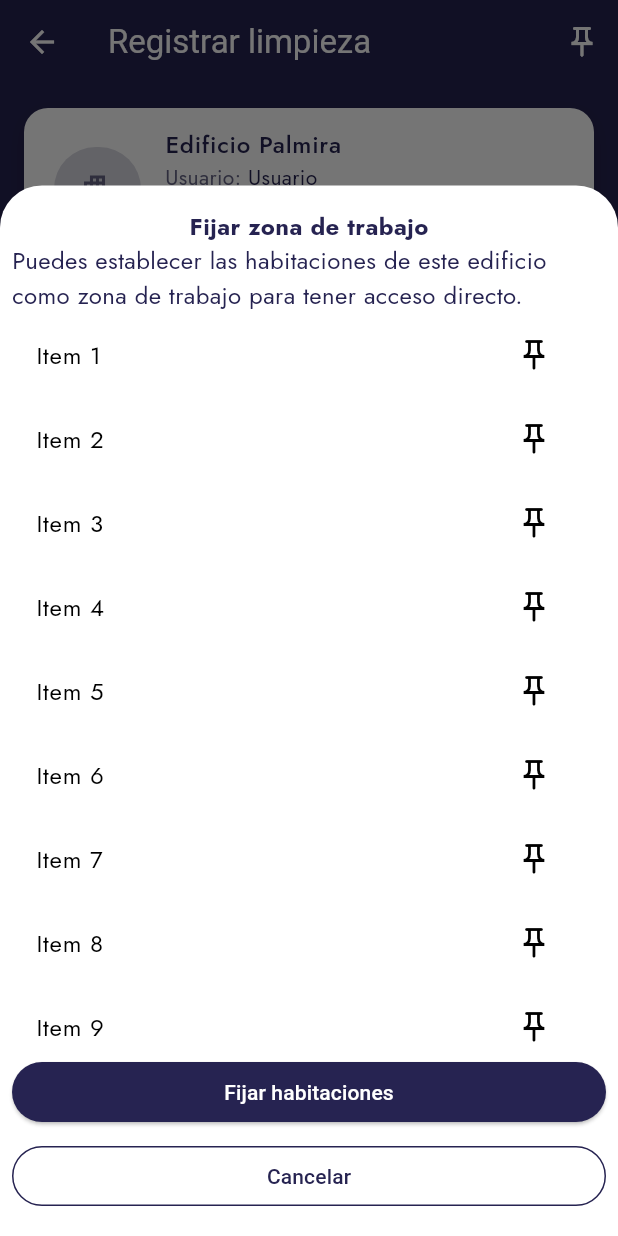
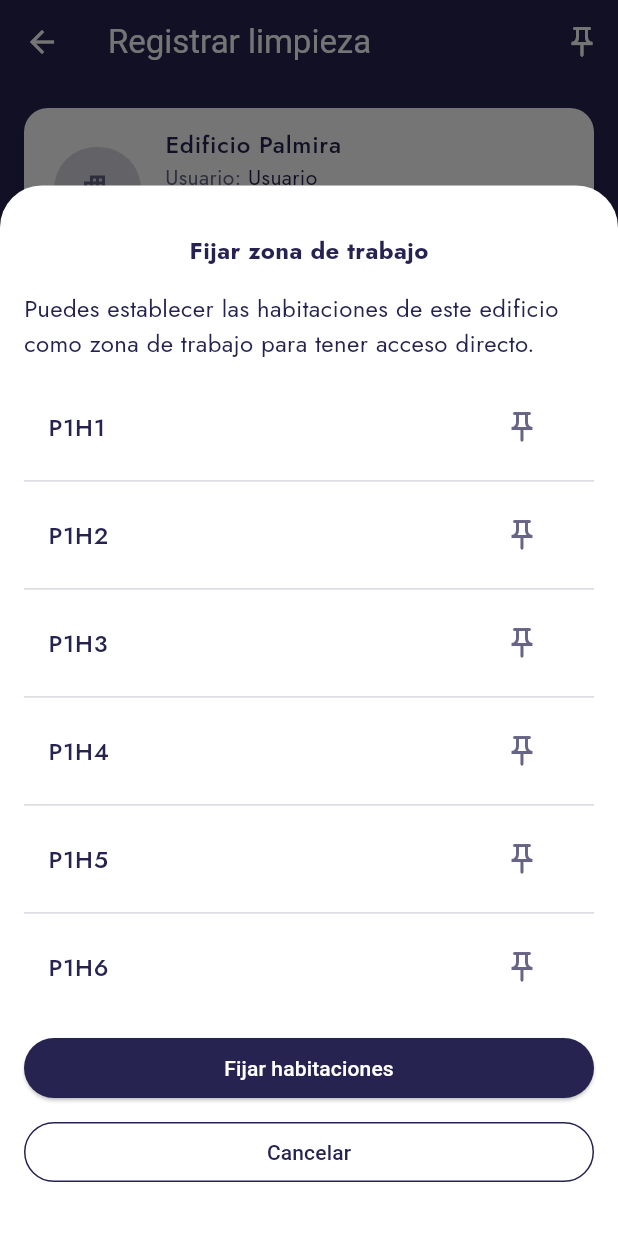
Before and after one commit to EmilianoChofis/Mobile-CleanCheck, a Flutter app: the MaidBuildingScreen screen opened directly, after a tap on the "push pin" icon, on a phone screen of 412 x 824 dp. Run offline on Flutter 3.47's test engine with Material 3 defaults, Android fonts, the phone set to English and light mode, and no system bars; our stand-ins replace bloc, dio, equatable, flutter_bloc, shared_preferences; accounts and stored records are empty.

Commit message:
[ADD] reestructura del bottom sheet

```diff
--- a/lib/modules/maid/maid_building_screen.dart
+++ b/lib/modules/maid/maid_building_screen.dart
@@ -1,6 +1,5 @@
 import 'package:flutter/material.dart';
 import 'package:mobile_clean_check/widgets/widgets.dart';
-import 'package:mobile_clean_check/core/theme/themes.dart';
 
 class MaidBuildingScreen extends StatefulWidget {
   const MaidBuildingScreen({super.key});
@@ -12,8 +11,6 @@ class MaidBuildingScreen extends StatefulWidget {
 class _MaidBuildingScreenState extends State<MaidBuildingScreen> {
   final ValueNotifier<String?> selectedRoomNotifier =
       ValueNotifier<String?>(null);
-
-  final redColor = ColorSchemes.error;
 
   @override
   Widget build(BuildContext context) {
@@ -39,6 +36,7 @@ class _MaidBuildingScreenState extends State<MaidBuildingScreen> {
             },
           ),
         ),
+        title: 'Habitaciones',
         filters: Column(
           crossAxisAlignment: CrossAxisAlignment.start,
           children: [
@@ -71,14 +69,7 @@ class _MaidBuildingScreenState extends State<MaidBuildingScreen> {
         ),
         actions: Row(
           children: [
-            CcButtonWidget(
-              buttonType: ButtonType.outlined,
-              prefixIcon: const Icon(Icons.warning_amber),
-              label: 'Reportar',
-              isLoading: false,
-              color: redColor,
-              onPressed: () {},
-            ),
+            const CcReportButtonWidget(),
             const SizedBox(width: 8.0),
             Expanded(
               child: CcButtonWidget(
--- /dev/null
+++ b/lib/widgets/atoms/cc_title_screen_widget.dart
@@ -0,0 +1,13 @@
+import 'package:flutter/material.dart';
+import 'package:mobile_clean_check/core/theme/themes.dart';
+
+class CcTitleScreenWidget extends StatelessWidget {
+  final String title;
+  const CcTitleScreenWidget({required this.title, super.key});
+
+  @override
+  Widget build(BuildContext context) {
+    return
+      Text(title, style: TextThemes.lightTextTheme.headlineSmall);
+  }
+}
--- a/lib/widgets/molecules/cc_rooms_sheet_content_widget.dart
+++ b/lib/widgets/molecules/cc_rooms_sheet_content_widget.dart
@@ -1,4 +1,6 @@
 import 'package:flutter/material.dart';
+import 'package:mobile_clean_check/core/theme/themes.dart';
+import 'package:mobile_clean_check/widgets/widgets.dart';
 
 class CcRoomsSheetContentWidget extends StatefulWidget {
   final List<String> items;
@@ -18,20 +20,32 @@ class CcRoomsSheetContentWidget extends StatefulWidget {
 }
 
 class _CcRoomsSheetContentWidgetState extends State<CcRoomsSheetContentWidget> {
+  final primaryColor = ColorSchemes.primary;
+  final secondaryColor = ColorSchemes.secondary;
+
   @override
   Widget build(BuildContext context) {
     return ListView.builder(
       shrinkWrap: true,
-      itemCount: widget.items.length,
+      itemCount: widget.items.length * 2 - 1,
       itemBuilder: (context, index) {
-        final item = widget.items[index];
+        if (index.isOdd) {
+          return const CcDividerWidget();
+        } else {
+          final itemIndex = index ~/ 2;
+          final item = widget.items[itemIndex];
           final isPinned = widget.tempPinnedItems.contains(item);
+
           return ListTile(
-          title: Text(item),
+            title: Text(
+              item,
+              style:
+                  TextStyle(color: primaryColor, fontWeight: FontWeight.w500),
+            ),
             trailing: IconButton(
               icon: Icon(
                 isPinned ? Icons.push_pin : Icons.push_pin_outlined,
-              color: isPinned ? Colors.blue : null,
+                color: secondaryColor,
               ),
               onPressed: () {
                 setState(() {
@@ -40,6 +54,7 @@ class _CcRoomsSheetContentWidgetState extends State<CcRoomsSheetContentWidget> {
               },
             ),
           );
+        }
       },
     );
   }
--- a/lib/widgets/molecules/cc_pin_button_widget.dart
+++ b/lib/widgets/organisms/cc_pin_button_widget.dart
@@ -9,30 +9,29 @@ class CcPinButtonWidget extends StatefulWidget {
 }
 
 class _CcPinButtonWidgetState extends State<CcPinButtonWidget> {
+  Set<String> pinnedItems = {};
+  Set<String> tempPinnedItems = {};
+
   void _showBottomSheet(BuildContext context) {
     List<String> items = [
-      "Item 1",
-      "Item 2",
-      "Item 3",
-      "Item 4",
-      "Item 5",
-      "Item 6",
-      "Item 7",
-      "Item 8",
-      "Item 9",
-      "Item 10",
-      "Item 11",
-      "Item 12",
+      'P1H1',
+      'P1H2',
+      'P1H3',
+      'P1H4',
+      'P1H5',
+      'P1H6',
+      'P1H7',
+      'P1H8',
+      'P1H9',
     ];
-    Set<String> pinnedItems = {};
-    Set<String> tempPinnedItems = Set<String>.from(pinnedItems);
 
     showModalBottomSheet(
       context: context,
       isScrollControlled: true,
       isDismissible: false,
-      constraints:
-          BoxConstraints(maxHeight: MediaQuery.of(context).size.height * 0.85),
+      constraints: BoxConstraints(
+        maxHeight: MediaQuery.of(context).size.height * 0.85,
+      ),
       enableDrag: false,
       builder: (context) {
         return StatefulBuilder(
@@ -54,16 +53,37 @@ class _CcPinButtonWidgetState extends State<CcPinButtonWidget> {
                   });
                 },
               ),
-              onCancel: () => Navigator.pop(context),
-              onSave: () {
-                setState(() => pinnedItems = Set<String>.from(tempPinnedItems));
-                Navigator.pop(context);
-              },
+              actions: Column(
+                children: [
+                  CcButtonWidget(
+                    buttonType: ButtonType.elevated,
+                    onPressed: _onSave,
+                    label: "Fijar habitaciones",
+                    isLoading: false,
+                  ),
+                  const SizedBox(height: 8.0),
+                  CcButtonWidget(
+                    buttonType: ButtonType.outlined,
+                    onPressed: _onCancel,
+                    label: "Cancelar",
+                    isLoading: false,
+                  ),
+                ],
+              ),
             );
           },
         );
       },
     );
+  }
+
+  void _onSave() {
+    setState(() => pinnedItems = Set<String>.from(tempPinnedItems));
+    Navigator.pop(context);
+  }
+
+  void _onCancel() {
+    Navigator.pop(context);
   }
 
   @override
--- /dev/null
+++ b/lib/widgets/organisms/cc_report_button_widget.dart
@@ -0,0 +1,84 @@
+import 'package:flutter/material.dart';
+import 'package:mobile_clean_check/widgets/widgets.dart';
+import 'package:mobile_clean_check/core/theme/themes.dart';
+
+class CcReportButtonWidget extends StatefulWidget {
+  const CcReportButtonWidget({super.key});
+
+  @override
+  State<CcReportButtonWidget> createState() => _CcReportButtonWidgetState();
+}
+
+class _CcReportButtonWidgetState extends State<CcReportButtonWidget> {
+  final redColor = ColorSchemes.error;
+  final secondaryColor = ColorSchemes.secondary;
+
+  Widget _buildText(String text) {
+    return Text(
+      text,
+      style: TextStyle(color: secondaryColor),
+    );
+  }
+
+  void _showBottomSheet(BuildContext context) {
+    showModalBottomSheet(
+      context: context,
+      isScrollControlled: true,
+      isDismissible: false,
+      constraints: BoxConstraints(
+        maxHeight: MediaQuery.of(context).size.height * 0.85,
+      ),
+      enableDrag: false,
+      builder: (context) {
+        return StatefulBuilder(
+          builder: (context, setModalState) {
+            return CcBottomSheetTemplate(
+              title: "Reportar incidencia",
+              subtitle:
+                  "Puedes reportar la habitación si presenta daños o no está en condiciones para ser rentada nuevamente.",
+              content: _buildText(
+                  "Los detalles de la habitación se enviarán al gerente, y estará como reportada hasta que el gerente brinde una solución."),
+              actions: Column(
+                children: [
+                  CcButtonWidget(
+                    buttonType: ButtonType.elevated,
+                    onPressed: _onSave,
+                    label: "Fijar habitaciones",
+                    isLoading: false,
+                  ),
+                  const SizedBox(height: 8.0),
+                  CcButtonWidget(
+                    buttonType: ButtonType.outlined,
+                    onPressed: _onCancel,
+                    label: "Cancelar",
+                    isLoading: false,
+                  ),
+                ],
+              ),
+            );
+          },
+        );
+      },
+    );
+  }
+
+  void _onSave() {
+    Navigator.pop(context);
+  }
+
+  void _onCancel() {
+    Navigator.pop(context);
+  }
+
+  @override
+  Widget build(BuildContext context) {
+    return CcButtonWidget(
+      buttonType: ButtonType.outlined,
+      prefixIcon: const Icon(Icons.warning_amber),
+      label: 'Reportar',
+      isLoading: false,
+      color: redColor,
+      onPressed: () => _showBottomSheet(context),
+    );
+  }
+}
--- a/lib/widgets/templates/cc_bottom_sheet_template.dart
+++ b/lib/widgets/templates/cc_bottom_sheet_template.dart
@@ -1,26 +1,23 @@
 import 'package:flutter/material.dart';
-import 'package:mobile_clean_check/widgets/widgets.dart';
 
 class CcBottomSheetTemplate extends StatelessWidget {
   final String title;
   final String subtitle;
   final Widget content;
-  final VoidCallback onCancel;
-  final VoidCallback onSave;
+  final Widget actions;
 
   const CcBottomSheetTemplate({
     required this.title,
     required this.subtitle,
     required this.content,
-    required this.onCancel,
-    required this.onSave,
+    required this.actions,
     super.key,
   });
 
   @override
   Widget build(BuildContext context) {
     return Padding(
-      padding: const EdgeInsets.symmetric(vertical: 16.0, horizontal: 8.0),
+      padding: const EdgeInsets.symmetric(vertical: 32.0, horizontal: 16.0),
       child: Column(
         mainAxisSize: MainAxisSize.min,
         children: [
@@ -31,6 +28,7 @@ class CcBottomSheetTemplate extends StatelessWidget {
               fontWeight: FontWeight.bold,
             ),
           ),
+          const SizedBox(height: 16.0),
           Text(
             subtitle,
             style: const TextStyle(
@@ -38,26 +36,12 @@ class CcBottomSheetTemplate extends StatelessWidget {
               fontWeight: FontWeight.w400,
             ),
           ),
+          const SizedBox(height: 16.0),
           Flexible(
             child: content,
           ),
-          Column(
-            children: [
-              CcButtonWidget(
-                buttonType: ButtonType.elevated,
-                onPressed: onSave,
-                label: "Fijar habitaciones",
-                isLoading: false,
-              ),
-              const SizedBox(height: 8.0),
-              CcButtonWidget(
-                buttonType: ButtonType.outlined,
-                onPressed: onCancel,
-                label: "Cancelar",
-                isLoading: false,
-              ),
-            ],
-          ),
+          const SizedBox(height: 16.0),
+          actions,
         ],
       ),
     );
--- a/lib/widgets/templates/cc_building_rooms_template.dart
+++ b/lib/widgets/templates/cc_building_rooms_template.dart
@@ -1,14 +1,17 @@
 import 'package:flutter/material.dart';
 import 'package:mobile_clean_check/core/theme/themes.dart';
+import 'package:mobile_clean_check/widgets/atoms/cc_title_screen_widget.dart';
 
 class CcBuildingRoomsTemplate extends StatelessWidget {
   final Widget header;
+  final String title;
   final Widget filters;
   final Widget actions;
   final Widget content;
 
   const CcBuildingRoomsTemplate({
     required this.header,
+    required this.title,
     required this.filters,
     required this.actions,
     required this.content,
@@ -40,7 +43,12 @@ class CcBuildingRoomsTemplate extends StatelessWidget {
             child: Padding(
               padding: const EdgeInsets.all(8.0),
               child: Column(
+                crossAxisAlignment: CrossAxisAlignment.start,
                 children: [
+                  Padding(
+                    padding: const EdgeInsets.only(bottom: 8.0),
+                    child: CcTitleScreenWidget(title: title),
+                  ),
                   filters,
                   Expanded(
                     child: SingleChildScrollView(
--- a/lib/widgets/templates/cc_title_content_template.dart
+++ b/lib/widgets/templates/cc_title_content_template.dart
@@ -1,5 +1,5 @@
 import 'package:flutter/material.dart';
-import 'package:mobile_clean_check/core/theme/themes.dart';
+import 'package:mobile_clean_check/widgets/widgets.dart';
 
 class CcTitleContentTemplate extends StatelessWidget {
   final String title;
@@ -16,7 +16,7 @@ class CcTitleContentTemplate extends StatelessWidget {
     return Column(
       crossAxisAlignment: CrossAxisAlignment.start,
       children: [
-        Text(title, style: TextThemes.lightTextTheme.headlineSmall),
+        CcTitleScreenWidget(title: title),
         const SizedBox(height: 8.0),
         content,
       ],
--- a/lib/widgets/widgets.dart
+++ b/lib/widgets/widgets.dart
@@ -5,10 +5,10 @@ export 'package:mobile_clean_check/widgets/atoms/cc_divider_widget.dart';
 export 'package:mobile_clean_check/widgets/atoms/cc_floor_title_widget.dart';
 export 'package:mobile_clean_check/widgets/atoms/cc_loader_widget.dart';
 export 'package:mobile_clean_check/widgets/atoms/cc_logo_widget.dart';
-export 'package:mobile_clean_check/widgets/molecules/cc_pin_button_widget.dart';
 export 'package:mobile_clean_check/widgets/atoms/cc_room_name_widget.dart';
 export 'package:mobile_clean_check/widgets/atoms/cc_room_widget.dart';
 export 'package:mobile_clean_check/widgets/atoms/cc_snack_bar_widget.dart';
+export 'package:mobile_clean_check/widgets/atoms/cc_title_screen_widget.dart';
 export 'package:mobile_clean_check/widgets/atoms/cc_working_zones_icon.dart';
 
 // Molecule widgets
@@ -32,6 +32,8 @@ export 'package:mobile_clean_check/widgets/molecules/cc_working_zone_item_widget
 export 'package:mobile_clean_check/widgets/organisms/cc_change_password_form_widget.dart';
 export 'package:mobile_clean_check/widgets/organisms/cc_forgot_password_form_widget.dart';
 export 'package:mobile_clean_check/widgets/organisms/cc_login_form_widget.dart';
+export 'package:mobile_clean_check/widgets/organisms/cc_pin_button_widget.dart';
+export 'package:mobile_clean_check/widgets/organisms/cc_report_button_widget.dart';
 export 'package:mobile_clean_check/widgets/organisms/cc_working_zone_maid_widget.dart';
 
 // Template widgets
```
Lines whose indentation alone changed are shown as unchanged.
